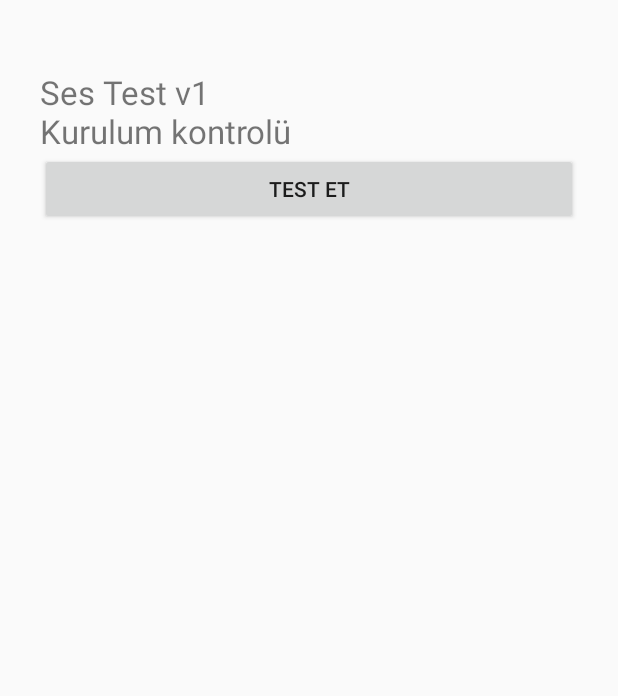
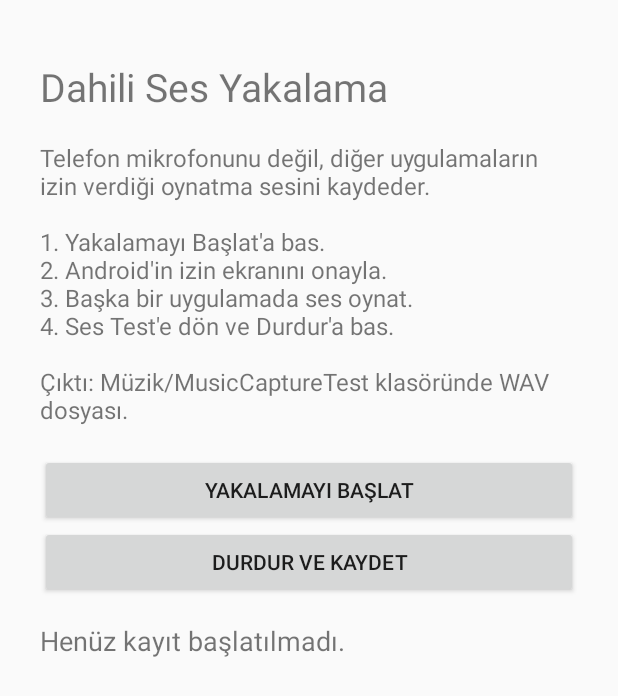
Before and after one commit to erhancbk/MusicCaptureTest, an Android app: the screen it shows after launch (MainActivity), on a phone screen of 412 x 824 dp. Shown: the top 696 px of the screen. Run offline under Robolectric (Android 15) with nearby library versions, the phone set to English and light mode, and no system bars.

Commit message:
Connect playback capture UI and Android permissions

```diff
--- a/app/src/main/java/com/example/musiccapture/MainActivity.kt
+++ b/app/src/main/java/com/example/musiccapture/MainActivity.kt
@@ -1,16 +1,138 @@
 package com.example.musiccapture
+
+import android.Manifest
 import android.app.Activity
+import android.content.*
+import android.content.pm.PackageManager
+import android.media.projection.MediaProjectionManager
+import android.os.Build
 import android.os.Bundle
 import android.widget.Button
 import android.widget.LinearLayout
 import android.widget.TextView
-class MainActivity:Activity() {
- override fun onCreate(savedInstanceState:Bundle?) {
-  super.onCreate(savedInstanceState)
-  val layout=LinearLayout(this).apply { orientation=LinearLayout.VERTICAL;setPadding(40,70,40,40) }
-  val message=TextView(this).apply { text="Ses Test v1\nKurulum kontrolü";textSize=22f }
-  layout.addView(message)
-  layout.addView(Button(this).apply { text="TEST ET";setOnClickListener { message.text="Başarılı! Uygulama çalışıyor." } })
-  setContentView(layout)
- }
+
+class MainActivity : Activity() {
+    companion object {
+        private const val REQUEST_AUDIO = 101
+        private const val REQUEST_CAPTURE = 102
+    }
+
+    private lateinit var statusText: TextView
+
+    private val statusReceiver = object : BroadcastReceiver() {
+        override fun onReceive(context: Context?, intent: Intent?) {
+            statusText.text = intent?.getStringExtra(CaptureService.EXTRA_STATUS)
+                ?: "Durum bilgisi alınamadı."
+        }
+    }
+
+    override fun onCreate(savedInstanceState: Bundle?) {
+        super.onCreate(savedInstanceState)
+        val layout = LinearLayout(this).apply {
+            orientation = LinearLayout.VERTICAL
+            setPadding(40, 60, 40, 30)
+        }
+
+        val title = TextView(this).apply {
+            text = "Dahili Ses Yakalama"
+            textSize = 26f
+        }
+        val description = TextView(this).apply {
+            text = "\nTelefon mikrofonunu değil, diğer uygulamaların izin verdiği oynatma sesini kaydeder.\n\n" +
+                "1. Yakalamayı Başlat'a bas.\n" +
+                "2. Android'in izin ekranını onayla.\n" +
+                "3. Başka bir uygulamada ses oynat.\n" +
+                "4. Ses Test'e dön ve Durdur'a bas.\n\n" +
+                "Çıktı: Müzik/MusicCaptureTest klasöründe WAV dosyası.\n"
+            textSize = 16f
+        }
+        statusText = TextView(this).apply {
+            textSize = 18f
+            text = "Henüz kayıt başlatılmadı."
+            setPadding(0, 24, 0, 24)
+        }
+
+        val startButton = Button(this).apply {
+            text = "YAKALAMAYI BAŞLAT"
+            setOnClickListener { checkPermissionAndStart() }
+        }
+        val stopButton = Button(this).apply {
+            text = "DURDUR VE KAYDET"
+            setOnClickListener {
+                startService(Intent(this@MainActivity, CaptureService::class.java)
+                    .setAction(CaptureService.ACTION_STOP))
+                statusText.text = "Kayıt durduruluyor, WAV dosyası hazırlanıyor..."
+            }
+        }
+
+        layout.addView(title)
+        layout.addView(description)
+        layout.addView(startButton)
+        layout.addView(stopButton)
+        layout.addView(statusText)
+        setContentView(layout)
+    }
+
+    private fun checkPermissionAndStart() {
+        if (checkSelfPermission(Manifest.permission.RECORD_AUDIO) !=
+            PackageManager.PERMISSION_GRANTED
+        ) {
+            requestPermissions(arrayOf(Manifest.permission.RECORD_AUDIO), REQUEST_AUDIO)
+        } else {
+            askMediaProjectionConsent()
+        }
+    }
+
+    private fun askMediaProjectionConsent() {
+        val manager = getSystemService(MediaProjectionManager::class.java)
+        startActivityForResult(manager.createScreenCaptureIntent(), REQUEST_CAPTURE)
+    }
+
+    override fun onRequestPermissionsResult(
+        requestCode: Int, permissions: Array<out String>, grantResults: IntArray
+    ) {
+        super.onRequestPermissionsResult(requestCode, permissions, grantResults)
+        if (requestCode == REQUEST_AUDIO) {
+            if (grantResults.isNotEmpty() && grantResults[0] == PackageManager.PERMISSION_GRANTED) {
+                askMediaProjectionConsent()
+            } else {
+                statusText.text = "Android ses yakalama için ses kayıt iznini zorunlu tutuyor."
+            }
+        }
+    }
+
+    @Deprecated("Used for MediaProjection consent on Android 12")
+    override fun onActivityResult(requestCode: Int, resultCode: Int, data: Intent?) {
+        super.onActivityResult(requestCode, resultCode, data)
+        if (requestCode != REQUEST_CAPTURE) return
+        if (resultCode != RESULT_OK || data == null) {
+            statusText.text = "Ekran/ses paylaşım izni verilmedi."
+            return
+        }
+        val startIntent = Intent(this, CaptureService::class.java)
+            .setAction(CaptureService.ACTION_START)
+            .putExtra(CaptureService.EXTRA_RESULT_CODE, resultCode)
+            .putExtra(CaptureService.EXTRA_RESULT_DATA, data)
+        startForegroundService(startIntent)
+        statusText.text = "Ses yakalama başlatılıyor..."
+    }
+
+    override fun onStart() {
+        super.onStart()
+        val filter = IntentFilter(CaptureService.ACTION_STATUS)
+        if (Build.VERSION.SDK_INT >= 33) {
+            registerReceiver(statusReceiver, filter, Context.RECEIVER_NOT_EXPORTED)
+        } else {
+            @Suppress("DEPRECATION")
+            registerReceiver(statusReceiver, filter)
+        }
+        val last = getSharedPreferences(CaptureService.PREFS, MODE_PRIVATE)
+            .getString(CaptureService.EXTRA_STATUS, null)
+        if (last != null) statusText.text = last
+    }
+
+    override fun onStop() {
+        unregisterReceiver(statusReceiver)
+        super.onStop()
+    }
 }
```
